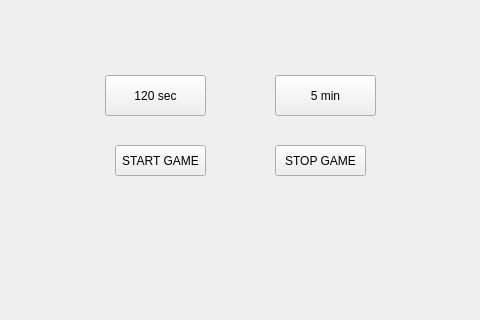
The window that teht7/mainwindow.ui (maennenajere/OOP) describes before a commit, drawn with Qt 5; both pictures show x 155 to 635 and y 245 to 565 of the 830 by 677 pixel window.
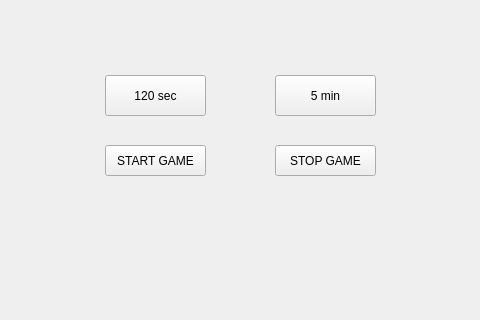
The same window after the commit.

What changed in the file:
```diff
--- a/teht7/mainwindow.ui
+++ b/teht7/mainwindow.ui
@@ -122,9 +122,9 @@
    <widget class="QPushButton" name="startGameButton">
     <property name="geometry">
      <rect>
-      <x>270</x>
+      <x>260</x>
       <y>390</y>
-      <width>91</width>
+      <width>101</width>
       <height>31</height>
      </rect>
     </property>
@@ -137,7 +137,7 @@
      <rect>
       <x>430</x>
       <y>390</y>
-      <width>91</width>
+      <width>101</width>
       <height>31</height>
      </rect>
     </property>
```
Left out of the diff: 24 changed lines with no effect on the pictures.
